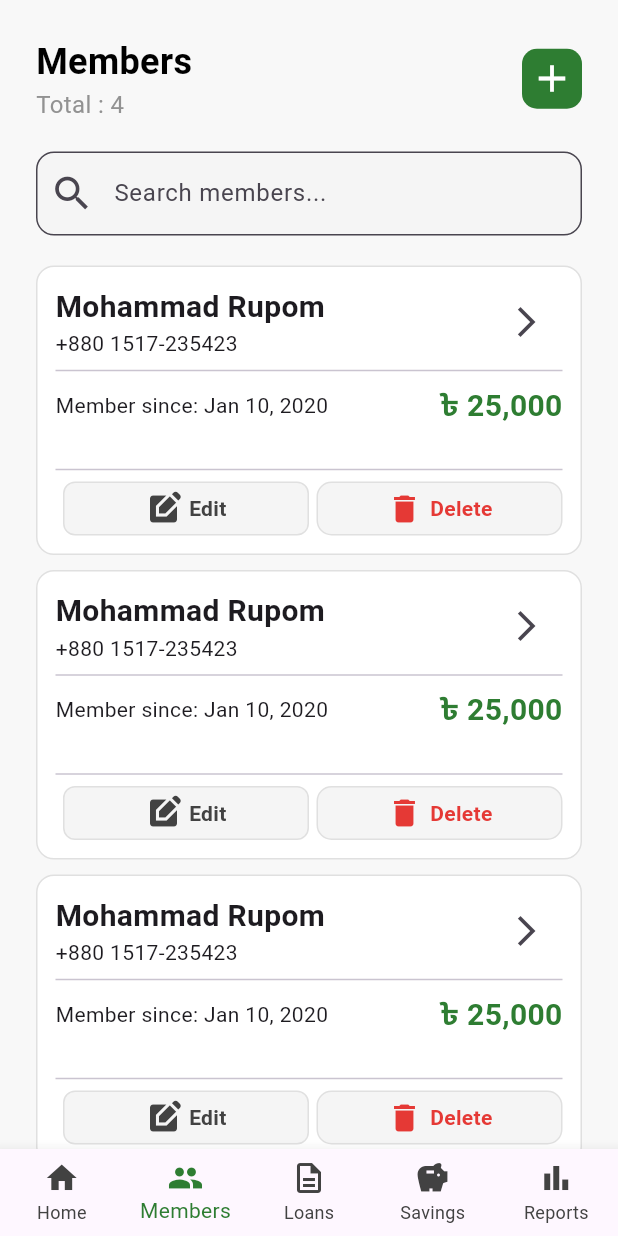
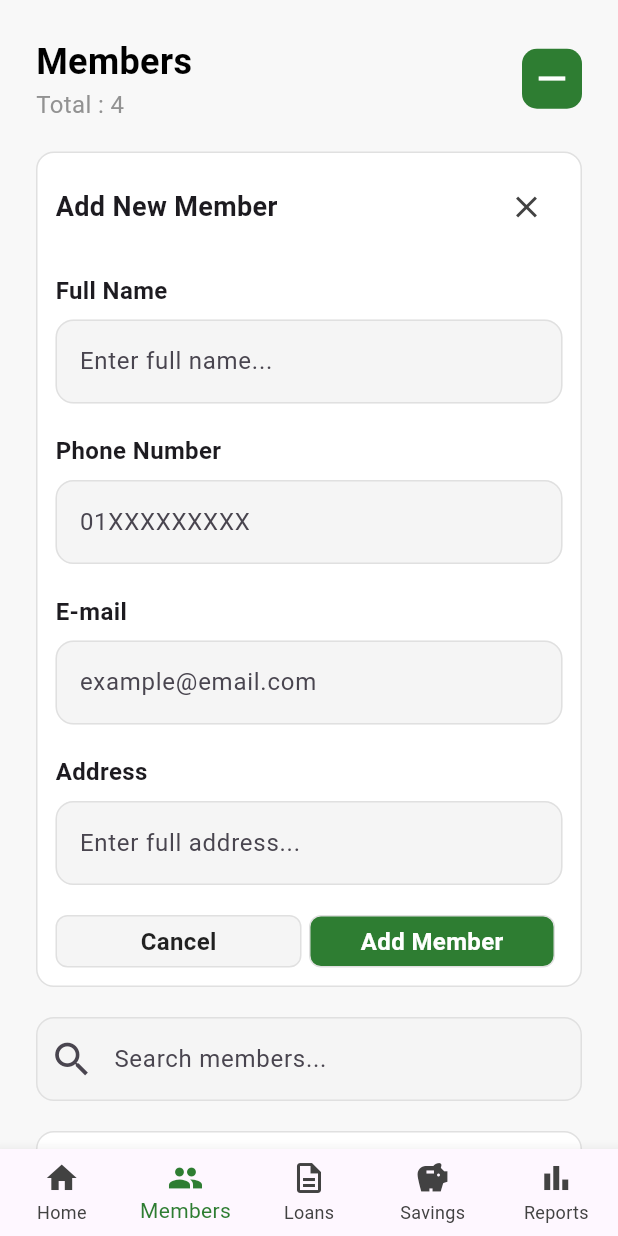
Before and after one commit to irfanekon04/microflow, a Flutter app: the screen it shows after launch, item 2 of the bottom bar chosen, on a phone screen of 412 x 824 dp. Run offline on Flutter 3.47's test engine with Material 3 defaults, Android fonts, the phone set to English and light mode, and no system bars.

Commit message:
added 'add member' option in 'members page'

```diff
--- a/lib/components/members_page_components/add_member.dart
+++ /dev/null
@@ -1,10 +0,0 @@
-import 'package:flutter/material.dart';
-
-class AddMember extends StatelessWidget {
-  const AddMember({super.key});
-
-  @override
-  Widget build(BuildContext context) {
-    return Container();
-  }
-}
--- /dev/null
+++ b/lib/components/members_page_components/add_member_form.dart
@@ -0,0 +1,169 @@
+import 'package:flutter/material.dart';
+
+class AddMemberForm extends StatelessWidget {
+  final void Function()? onCancel;
+  const AddMemberForm({super.key, required this.onCancel});
+
+  @override
+  Widget build(BuildContext context) {
+    return Container(
+      padding: EdgeInsets.all(12),
+      decoration: BoxDecoration(
+        border: Border.all(color: Colors.grey.shade300),
+        color: Colors.white,
+        borderRadius: BorderRadius.circular(12),
+      ),
+      child: Column(
+        crossAxisAlignment: .start,
+        children: [
+          Row(
+            mainAxisAlignment: .spaceBetween,
+            children: [
+              Text(
+                "Add New Member",
+                style: TextStyle(fontSize: 18, fontWeight: .bold),
+              ),
+
+              IconButton(
+                onPressed: onCancel,
+                icon: Icon(Icons.close, color: Colors.grey.shade800),
+              ),
+            ],
+          ),
+          SizedBox(height: 20),
+          Text('Full Name', style: TextStyle(fontSize: 16, fontWeight: .w600)),
+          SizedBox(height: 8),
+          TextField(
+            cursorColor: Colors.grey.shade800,
+            decoration: InputDecoration(
+              filled: true,
+              fillColor: Colors.grey.shade100,
+              hintText: 'Enter full name...',
+              enabledBorder: OutlineInputBorder(
+                borderRadius: .circular(12),
+                borderSide: BorderSide(color: Colors.grey.shade300),
+              ),
+
+              focusedBorder: OutlineInputBorder(
+                borderRadius: BorderRadius.circular(12),
+                borderSide: BorderSide(width: 2, color: Colors.green.shade800),
+              ),
+            ),
+          ),
+          SizedBox(height: 20),
+          Text(
+            'Phone Number',
+            style: TextStyle(fontSize: 16, fontWeight: .w600),
+          ),
+          SizedBox(height: 8),
+          TextField(
+            cursorColor: Colors.grey.shade800,
+            decoration: InputDecoration(
+              filled: true,
+              fillColor: Colors.grey.shade100,
+              hintText: '01XXXXXXXXX',
+              enabledBorder: OutlineInputBorder(
+                borderRadius: .circular(12),
+                borderSide: BorderSide(color: Colors.grey.shade300),
+              ),
+
+              focusedBorder: OutlineInputBorder(
+                borderRadius: BorderRadius.circular(12),
+                borderSide: BorderSide(width: 2, color: Colors.green.shade800),
+              ),
+            ),
+          ),
+          SizedBox(height: 20),
+          Text('E-mail', style: TextStyle(fontSize: 16, fontWeight: .w600)),
+          SizedBox(height: 8),
+          TextField(
+            cursorColor: Colors.grey.shade800,
+            decoration: InputDecoration(
+              filled: true,
+              fillColor: Colors.grey.shade100,
+              hintText: 'example@email.com',
+              enabledBorder: OutlineInputBorder(
+                borderRadius: .circular(12),
+                borderSide: BorderSide(color: Colors.grey.shade300),
+              ),
+
+              focusedBorder: OutlineInputBorder(
+                borderRadius: BorderRadius.circular(12),
+                borderSide: BorderSide(width: 2, color: Colors.green.shade800),
+              ),
+            ),
+          ),
+          SizedBox(height: 20),
+          Text('Address', style: TextStyle(fontSize: 16, fontWeight: .w600)),
+          SizedBox(height: 8),
+          TextField(
+            cursorColor: Colors.grey.shade800,
+            decoration: InputDecoration(
+              filled: true,
+              fillColor: Colors.grey.shade100,
+              hintText: 'Enter full address...',
+              enabledBorder: OutlineInputBorder(
+                borderRadius: BorderRadius.circular(12),
+                borderSide: BorderSide(color: Colors.grey.shade300),
+              ),
+              focusedBorder: OutlineInputBorder(
+                borderRadius: BorderRadius.circular(12),
+                borderSide: BorderSide(width: 2, color: Colors.green.shade800),
+              ),
+            ),
+          ),
+          SizedBox(height: 20),
+          Row(
+            children: [
+              Expanded(
+                child: GestureDetector(
+                  onTap: onCancel,
+                  child: Container(
+                    margin: EdgeInsets.only(right: 5),
+                    padding: EdgeInsets.all(5),
+                    decoration: BoxDecoration(
+                      color: Colors.grey.shade100,
+                      borderRadius: BorderRadius.circular(8),
+                      border: Border.all(color: Colors.grey.shade300),
+                    ),
+                    child: Center(
+                      child: Text(
+                        'Cancel',
+                        style: TextStyle(
+                          fontSize: 16,
+                          fontWeight: .bold,
+                          color: Colors.black87,
+                        ),
+                      ),
+                    ),
+                  ),
+                ),
+              ),
+              Expanded(
+                child: Container(
+                  margin: EdgeInsets.only(right: 5),
+                  padding: EdgeInsets.all(5),
+                  decoration: BoxDecoration(
+                    color: Colors.green.shade800,
+                    borderRadius: BorderRadius.circular(8),
+                    border: Border.all(color: Colors.grey.shade300),
+                  ),
+                  child: Center(
+                    child: Text(
+                      'Add Member',
+                      style: TextStyle(
+                        fontSize: 16,
+                        fontWeight: .bold,
+                        color: Colors.white,
+                      ),
+                    ),
+                  ),
+                ),
+              ),
+            ],
+          ),
+        ],
+      ),
+    );
+  }
+}
--- a/lib/components/members_page_components/member_info.dart
+++ b/lib/components/members_page_components/member_info.dart
@@ -31,7 +31,7 @@ class MemberInfo extends StatelessWidget {
                 children: [
                   Text(
                     name,
-                    style: TextStyle(fontSize: 20, fontWeight: FontWeight.w600),
+                    style: TextStyle(fontSize: 18, fontWeight: FontWeight.w600),
                   ),
                   Text(phone),
                 ],
@@ -62,7 +62,7 @@ class MemberInfo extends StatelessWidget {
             children: [
               Expanded(
                 child: Container(
-                  margin: EdgeInsets.only(left: 5),
+                  margin: EdgeInsets.only(right: 5),
                   padding: EdgeInsets.all(5),
                   decoration: BoxDecoration(
                     color: Colors.grey.shade100,
@@ -78,7 +78,7 @@ class MemberInfo extends StatelessWidget {
                       Text(
                         'Edit',
                         style: TextStyle(
-                          color: Colors.grey.shade800,
+                          color: Colors.black,
                           fontWeight: FontWeight.bold,
                         ),
                       ),
--- a/lib/components/members_page_components/search_container.dart
+++ b/lib/components/members_page_components/search_container.dart
@@ -10,13 +10,12 @@ class SearchContainer extends StatelessWidget {
       decoration: InputDecoration(
         filled: true,
         fillColor: Colors.grey.shade100,
-        // hoverColor: Colors.green.shade800,
-        // focusColor: Colors.green.shade800,
+
         hintText: 'Search members...',
         prefixIcon: Icon(Icons.search, size: 30),
-        border: OutlineInputBorder(
+        enabledBorder: OutlineInputBorder(
           borderRadius: BorderRadius.circular(12),
-          borderSide: BorderSide(color: Colors.green.shade800),
+          borderSide: BorderSide(color: Colors.grey.shade300),
         ),
         focusedBorder: OutlineInputBorder(
           borderRadius: BorderRadius.circular(12),
--- a/lib/main.dart
+++ b/lib/main.dart
@@ -8,6 +8,10 @@ class MyApp extends StatelessWidget {
 
   @override
   Widget build(BuildContext context) {
-    return MaterialApp(title: 'MicroFlow', home: BottomNavBar());
+    return MaterialApp(
+      debugShowCheckedModeBanner: false,
+      title: 'MicroFlow',
+      home: BottomNavBar(),
+    );
   }
 }
--- a/lib/pages/members_page.dart
+++ b/lib/pages/members_page.dart
@@ -1,10 +1,17 @@
 import 'package:flutter/material.dart';
+import 'package:microflow/components/members_page_components/add_member_form.dart';
 import 'package:microflow/components/members_page_components/member_info.dart';
 import 'package:microflow/components/members_page_components/search_container.dart';
 
-class MembersPage extends StatelessWidget {
+class MembersPage extends StatefulWidget {
   const MembersPage({super.key});
 
+  @override
+  State<MembersPage> createState() => _MembersPageState();
+}
+
+class _MembersPageState extends State<MembersPage> {
+  bool showForm = false;
   @override
   Widget build(BuildContext context) {
     return SafeArea(
@@ -37,15 +44,40 @@ class MembersPage extends StatelessWidget {
                       ),
                     ],
                   ),
-                  Container(
-                    padding: EdgeInsets.all(5),
-                    decoration: BoxDecoration(
-                      borderRadius: BorderRadius.circular(10),
-                      color: Colors.green.shade800,
+                  GestureDetector(
+                    onTap: () {
+                      setState(() {
+                        showForm = !showForm;
+                      });
+                    },
+                    child: Container(
+                      padding: EdgeInsets.all(5),
+                      decoration: BoxDecoration(
+                        borderRadius: BorderRadius.circular(10),
+                        color: Colors.green.shade800,
+                      ),
+                      child: Icon(
+                        showForm ? Icons.add : Icons.remove,
+                        size: 30,
+                        color: Colors.white,
+                      ),
                     ),
-                    child: Icon(Icons.add, size: 30, color: Colors.white),
                   ),
                 ],
+              ),
+              SizedBox(height: 20),
+              AnimatedContainer(
+                duration: Duration(milliseconds: 300),
+                curve: Curves.easeInOut,
+                child: showForm
+                    ? null
+                    : AddMemberForm(
+                        onCancel: () {
+                          setState(() {
+                            showForm = true;
+                          });
+                        },
+                      ),
               ),
               SizedBox(height: 20),
               SearchContainer(),
--- a/pubspec.yaml
+++ b/pubspec.yaml
@@ -2,7 +2,7 @@ name: microflow
 description: "A new Flutter project."
 # The following line prevents the package from being accidentally published to
 # pub.dev using `flutter pub publish`. This is preferred for private packages.
-publish_to: 'none' # Remove this line if you wish to publish to pub.dev
+publish_to: "none" # Remove this line if you wish to publish to pub.dev
 
 # The following defines the version and build number for your application.
 # A version number is three numbers separated by dots, like 1.2.43
@@ -19,7 +19,7 @@ publish_to: 'none' # Remove this line if you wish to publish to pub.dev
 version: 1.0.0+1
 
 environment:
-  sdk: ^3.9.2
+  sdk: ^3.10.0
 
 # Dependencies specify other packages that your package needs in order to work.
 # To automatically upgrade your package dependencies to the latest versions
@@ -51,7 +51,6 @@ dev_dependencies:
 
 # The following section is specific to Flutter packages.
 flutter:
-
   # The following line ensures that the Material Icons font is
   # included with your application, so that you can use the icons in
   # the material Icons class.
```
Also changed, not shown: pubspec.lock, 2 other files.
